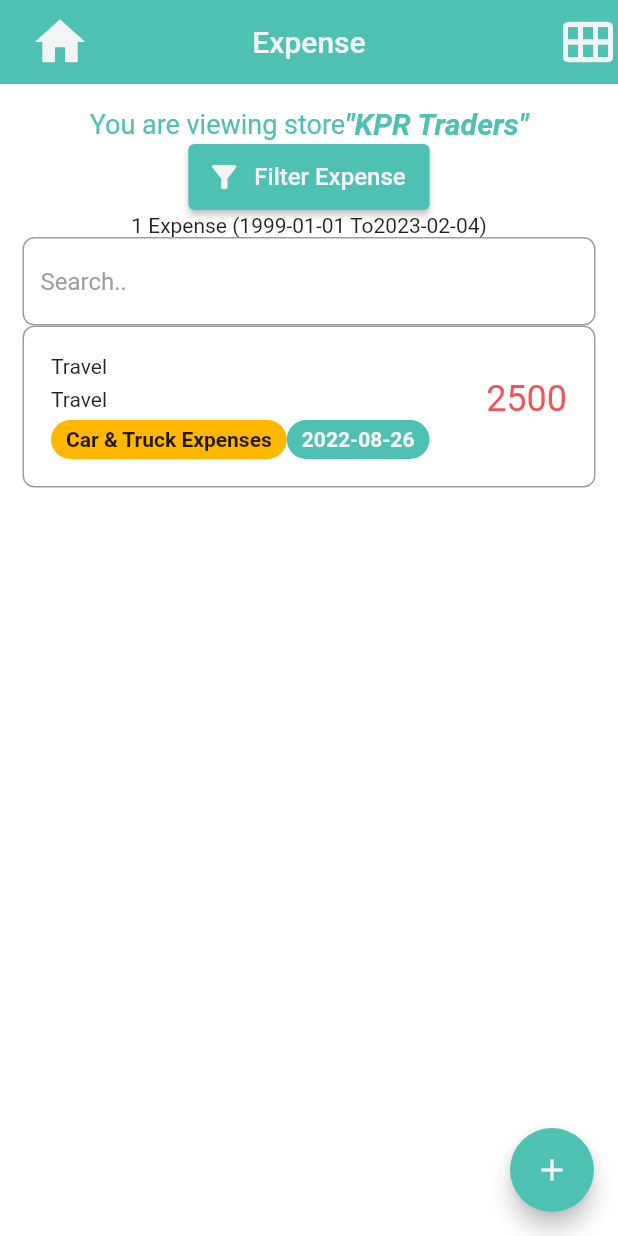
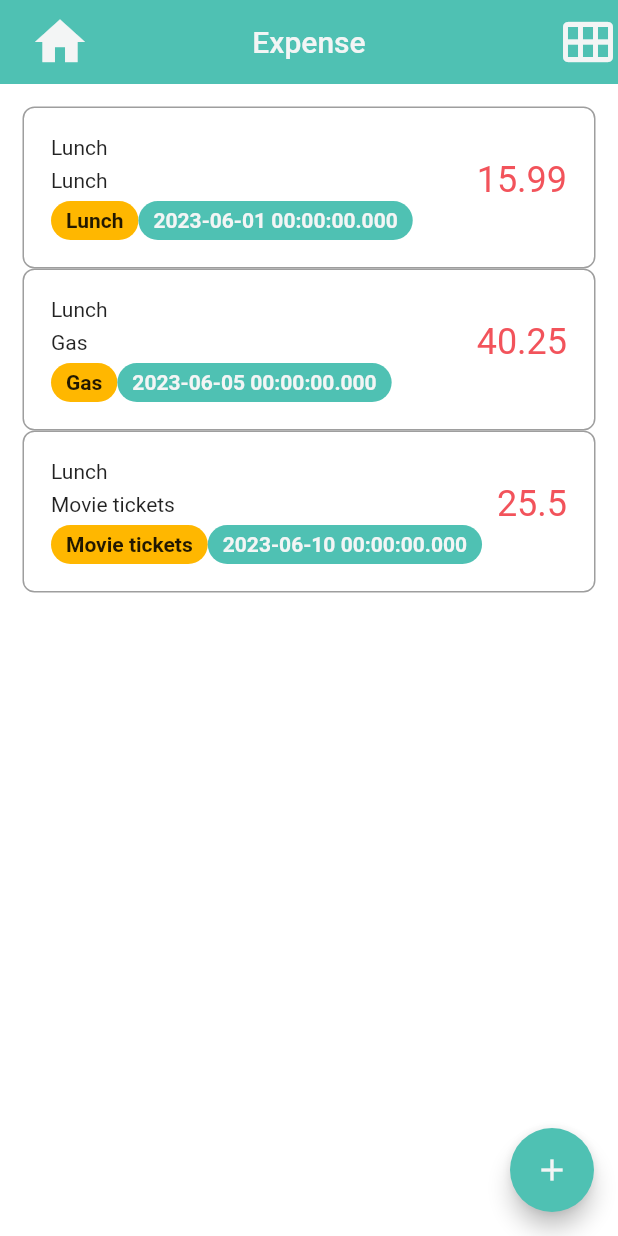
Before and after one commit to F2RHP/Trademan, a Flutter app: the ExpenseList screen opened directly, on a phone screen of 412 x 824 dp. Run offline on Flutter 3.47's test engine with Material 2 defaults, Android fonts, the phone set to English and light mode, and no system bars; our stand-ins replace dotted_border, flutter_svg, get, google_fonts, group_button, image_picker and 3 more; missing offline and left inert: dart:ffi, syncfusion_flutter_pdfviewer, syncfusion_flutter_signaturepad; accounts and stored records are empty.

Commit message:
expense controller added

```diff
--- a/lib/Ui/Expense/expense_list.dart
+++ b/lib/Ui/Expense/expense_list.dart
@@ -1,22 +1,89 @@
 import 'package:flutter/material.dart';
+import 'package:get/get.dart';
 import 'package:trader_app/Ui/Common_Codes/common_codes.dart';
 import 'package:trader_app/constants/colors.dart';
 import 'package:trader_app/constants/strings.dart';
 import 'package:trader_app/screens/shared_widgets/sized_box.dart';
 
-class ExpenseList extends StatefulWidget {
-  const ExpenseList({Key? key}) : super(key: key);
+import '../../controllers/Expense/list_expense_controller.dart';
+import '../../models/expense/expensedetails.dart';
 
-  @override
-  State<ExpenseList> createState() => _ExpenseListState();
-}
+class ExpenseList extends StatelessWidget {
+  ExpenseList({Key? key}) : super(key: key);
 
-class _ExpenseListState extends State<ExpenseList> {
-  TextEditingController controller = TextEditingController();
+  final ctrl = Get.put(ListExpenseCtrl());
+
   @override
   Widget build(BuildContext context) {
     return Scaffold(
-      appBar: AppBar(
+      appBar: buildAppbar(context),
+      body: Obx(() => Padding(
+            padding: CustomPadding.padding15,
+            child: ctrl.isLoading.value
+                ? const Center(
+                    child: CircularProgressIndicator(),
+                  )
+                : SingleChildScrollView(
+                    child: Column(
+                      children: [
+                        ListView.builder(
+                            physics: const NeverScrollableScrollPhysics(),
+                            shrinkWrap: true,
+                            itemCount: ctrl.expenseList.length,
+                            itemBuilder: (context, index) =>
+                                exenseDetail(ctrl.expenseList[index])),
+                      ],
+                    ),
+                  ),
+          )),
+      floatingActionButton: FloatingActionButton(
+        onPressed: () {ctrl.addnewExpense();},
+        child: Icon(
+          Icons.add,
+          color: AppColors.kSecondaryColor,
+        ),
+      ),
+    );
+  }
+
+  topWidgets() {
+    //  AppSizedBox.sizedBoxH8,
+    //                   const KPRTraders(),
+    //                   AppSizedBox.sizedBoxH15,
+    //                   ElevatedButton.icon(
+    //                     onPressed: () {
+    //                       showDialog(
+    //                         context: context,
+    //                         builder: (context) => popIpContent(context),
+    //                       );
+    //                     },
+    //                     icon: Padding(
+    //                       padding: const EdgeInsets.symmetric(vertical: 10.0),
+    //                       child: Icon(
+    //                         Icons.filter_list_alt,
+    //                         color: AppColors.kSecondaryColor,
+    //                       ),
+    //                     ),
+    //                     label: Text(
+    //                       AppStrings.Filter_Expense,
+    //                       style: TextStyle(
+    //                         fontSize: 16.0,
+    //                         color: AppColors.kSecondaryColor,
+    //                       ),
+    //                     ),
+    //                   ),
+    //                   AppSizedBox.sizedBoxH15,
+    //                   const Text('1 Expense (1999-01-01 To2023-02-04)'),
+    //                   AppSizedBox.sizedBoxH15,
+    //                   const AppTextFormFiled(
+    //                     hintText: 'Search..',
+    //                     autoValidator: true,
+    //                   ),
+    //                   AppSizedBox.sizedBoxH15,
+  }
+
+  AppBar buildAppbar(BuildContext context) {
+    return AppBar(
       elevation: 0,
       leading: GestureDetector(
         onTap: () => Navigator.pop(context),
@@ -44,45 +111,11 @@
         ),
         AppSizedBox.sizedBoxW8,
       ],
-      ),
-      body: Padding(
-        padding: CustomPadding.padding15,
-        child: Column(
-          children: [
-            AppSizedBox.sizedBoxH8,
-            const KPRTraders(),
-            AppSizedBox.sizedBoxH15,
-            ElevatedButton.icon(
-              onPressed: () {
-                showDialog(
-                  context: context,
-                  builder: (context) => popIpContent(),
     );
-              },
-              icon: Padding(
-                padding: const EdgeInsets.symmetric(vertical: 10.0),
-                child: Icon(
-                  Icons.filter_list_alt,
-                  color: AppColors.kSecondaryColor,
-                ),
-              ),
-              label: Text(
-                AppStrings.Filter_Expense,
-                style: TextStyle(
-                  fontSize: 16.0,
-                  color: AppColors.kSecondaryColor,
-                ),
-              ),
-            ),
-            AppSizedBox.sizedBoxH15,
-            const Text('1 Expense (1999-01-01 To2023-02-04)'),
-            AppSizedBox.sizedBoxH15,
-            const AppTextFormFiled(
-              hintText: 'Search..',
-              autoValidator: true,
-            ),
-            AppSizedBox.sizedBoxH15,
-            Container(
+  }
+
+  Container exenseDetail(ExpenseDetails item) {
+    return Container(
       padding: CustomPadding.padding18,
       decoration: BoxDecoration(
         borderRadius: CustomBorderRadius.borderRadius8,
@@ -93,14 +126,14 @@
       child: Column(
         crossAxisAlignment: CrossAxisAlignment.start,
         children: [
-                  const Text('Travel'),
+          Text(item.expenseName!),
           AppSizedBox.sizedBoxH15,
           Row(
             mainAxisAlignment: MainAxisAlignment.spaceBetween,
             children: [
-                      Text('Travel'),
+              Text(item.expenseDescription.toString()),
               Text(
-                        '2500',
+                item.expenseCost.toString(),
                 style: TextStyle(
                   fontSize: 24.0,
                   color: AppColors.red,
@@ -112,29 +145,29 @@
           Row(
             children: [
               Container(
-                        padding: const EdgeInsets.symmetric(
-                            horizontal: 10.0, vertical: 5.0),
+                padding:
+                    const EdgeInsets.symmetric(horizontal: 10.0, vertical: 5.0),
                 decoration: BoxDecoration(
                   color: AppColors.yellowDark,
                   borderRadius: CustomBorderRadius.borderRadius13,
                 ),
-                        child: const Text(
-                          'Car & Truck Expenses',
-                          style: TextStyle(
+                child: Text(
+                  item.expenseDescription.toString(),
+                  style: const TextStyle(
                     fontWeight: FontWeight.bold,
                   ),
                 ),
               ),
               AppSizedBox.sizedBoxW10,
               Container(
-                        padding: const EdgeInsets.symmetric(
-                            horizontal: 10.0, vertical: 5.0),
+                padding:
+                    const EdgeInsets.symmetric(horizontal: 10.0, vertical: 5.0),
                 decoration: BoxDecoration(
                   color: AppColors.kPrimaryColor,
                   borderRadius: CustomBorderRadius.borderRadius13,
                 ),
                 child: Text(
-                          '2022-08-26',
+                  item.expenseDate.toString(),
                   style: TextStyle(
                     color: AppColors.kSecondaryColor,
                     fontWeight: FontWeight.bold,
@@ -146,22 +179,11 @@
           AppSizedBox.sizedBoxH15,
         ],
       ),
-            ),
-          ],
-        ),
-      ),
-      floatingActionButton: FloatingActionButton(
-        onPressed: () {},
-        child: Icon(
-          Icons.add,
-          color: AppColors.kSecondaryColor,
-        ),
-      ),
     );
   }
 
 //content
-  Widget popIpContent() {
+  Widget popIpContent(BuildContext context) {
     return Dialog(
       child: Column(
         mainAxisSize: MainAxisSize.min,
--- /dev/null
+++ b/lib/models/expense/expensedetails.dart
@@ -0,0 +1,35 @@
+class ExpenseDetails {
+  int? expenseID;
+  String? expenseName;
+  String? expenseDescription;
+  int? expenseTypeId;
+  String? expenseTypeName;
+  DateTime? expenseDate;
+  double expenseCost;
+
+  ExpenseDetails({
+    this.expenseID,
+    this.expenseName,
+    this.expenseDescription,
+    this.expenseTypeId,
+    this.expenseTypeName,
+    this.expenseDate,
+    required this.expenseCost,
+  });
+
+  factory ExpenseDetails.fromMap(Map<String, dynamic> json) {
+    return ExpenseDetails(
+      expenseID: json['ExpenseID'],
+      expenseName: json['ExpenseName'],
+      expenseDescription: json['ExpenseDescription'],
+      expenseTypeId: json['ExpenseTypeId'],
+      expenseTypeName: json['ExpenseTypeName'],
+      expenseDate: json['ExpenseDate'] != null
+          ? DateTime.parse(json['ExpenseDate'])
+          : null,
+      expenseCost: json['ExpenseCost'],
+    );
+  }
+
+
+}
--- a/lib/services/customerservice.dart
+++ b/lib/services/customerservice.dart
@@ -59,7 +59,7 @@
   }
 
 Future<bool> addCustomer(CustomerDTO_UPD customer) async {
-  final endpoint = 'Customer/AddCustomer';
+  const endpoint = 'Customer/AddCustomer';
   final body = customer.toJson();
 
   try {
--- /dev/null
+++ b/lib/services/expenseservice.dart
@@ -0,0 +1,69 @@
+import 'package:trader_app/models/expense/expensetype.dart';
+import 'package:trader_app/services/servicebase.dart';
+import 'package:trader_app/services/servicehelper.dart';
+
+import '../models/expense/expensedetails.dart';
+
+class ExpenseService extends BaseService {
+  Future<List<ExpenseDetails>> getAllListExpenses() async {
+    try {
+      return expenseDetailsList;
+      var response = await get<List<dynamic>>(ServiceHelper.listExpenses);
+      List<ExpenseDetails> expenseList = response
+          .map((mapElement) => ExpenseDetails.fromMap(mapElement))
+          .toList();
+
+      return expenseList;
+    } catch (e) {
+      return <ExpenseDetails>[];
+    }
+  }
+
+  Future<List<ExpenseType>> getAllListExpensesType() async {
+    try {
+      return ExpenseType().expenseList;
+
+      var response = await get<List<dynamic>>(ServiceHelper.listExpenses);
+      List<ExpenseType> expenseList = response
+          .map((mapElement) => ExpenseType.fromMap(mapElement))
+          .toList();
+
+      return expenseList;
+    } catch (e) {
+      return <ExpenseType>[];
+    }
+  }
+
+  List<ExpenseDetails> expenseDetailsList = [
+    ExpenseDetails(
+      expenseID: 1,
+      expenseName: 'Lunch',
+      expenseDescription: 'Lunch',
+      expenseTypeId: 1,
+      expenseTypeName: 'Food',
+      expenseDate: DateTime(2023, 6, 1),
+      expenseCost: 15.99,
+    ),
+    ExpenseDetails(
+      expenseID: 2,
+      expenseName: 'Lunch',
+      expenseDescription: 'Gas',
+      expenseTypeId: 2,
+      expenseTypeName: 'Transportation',
+      expenseDate: DateTime(2023, 6, 5),
+      expenseCost: 40.25,
+    ),
+    ExpenseDetails(
+      expenseID: 3,
+      expenseName: 'Lunch',
+      expenseDescription: 'Movie tickets',
+      expenseTypeId: 3,
+      expenseTypeName: 'Entertainment',
+      expenseDate: DateTime(2023, 6, 10),
+      expenseCost: 25.50,
+    ),
+    // Add more ExpenseDetails objects here for further testing
+  ];
+
+  void saveExpense(ExpenseDetails details) {}
+}
```
Also changed, not shown: lib/Ui/Expense/add_expense.dart (+39 -33 lines), lib/controllers/Expense/add_expense_controller.dart (+53 -21 lines), lib/controllers/Expense/list_expense_controller.dart (added, +35 -0 lines), lib/main.dart (+4 -3 lines), lib/models/Expense_model/add_expense_model.dart (deleted, +0 -15 lines), lib/models/expense/expensetype.dart (added, +46 -0 lines), lib/services/servicehelper.dart (+16 -8 lines). Lines whose indentation alone changed are shown as unchanged.
